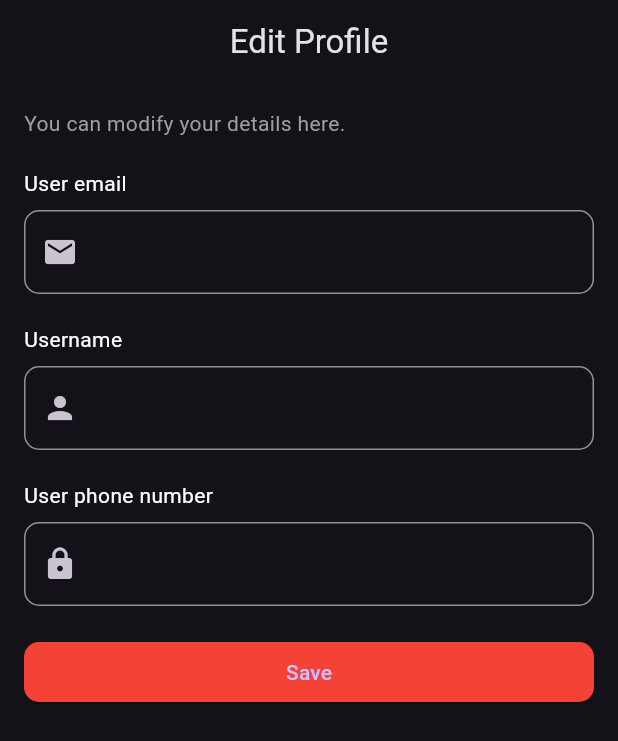
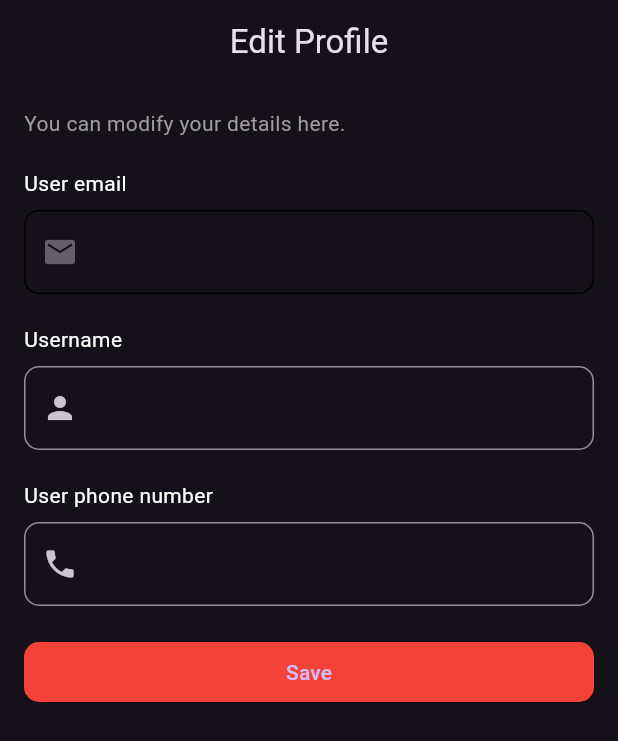
Before and after one commit to NorPeK/Baserahapp, a Flutter app: the EditProfilePage screen opened by its route, after a tap on "Save", after a tap on "Edit Profile", on a phone screen of 412 x 824 dp. Shown: the top 741 px of the screen. Run offline on Flutter 3.47's test engine with Material 3 defaults, Android fonts, the phone set to English and light mode, and no system bars; our stand-ins replace cloud_firestore, firebase_auth, firebase_core; accounts and stored records are empty; network calls fail.

```diff
--- a/lib/editProfile.dart
+++ b/lib/editProfile.dart
@@ -1,7 +1,40 @@
 import 'package:flutter/material.dart';
+import 'package:cloud_firestore/cloud_firestore.dart';
+import 'package:firebase_auth/firebase_auth.dart';
 
-class EditProfilePage extends StatelessWidget {
+class EditProfilePage extends StatefulWidget {
   const EditProfilePage({super.key});
+
+  @override
+  _EditProfilePageState createState() => _EditProfilePageState();
+}
+
+class _EditProfilePageState extends State<EditProfilePage> {
+  final FirebaseAuth _auth = FirebaseAuth.instance;
+  final FirebaseFirestore _firestore = FirebaseFirestore.instance;
+  final TextEditingController _emailController = TextEditingController();
+  final TextEditingController _usernameController = TextEditingController();
+  final TextEditingController _phoneNumberController = TextEditingController();
+
+  @override
+  void initState() {
+    super.initState();
+    _loadUserData();
+  }
+
+  Future<void> _loadUserData() async {
+    final User? user = _auth.currentUser;
+    if (user != null) {
+      final DocumentSnapshot userDoc = await _firestore.collection('users').doc(user.uid).get();
+      if (userDoc.exists) {
+        setState(() {
+          _emailController.text = user.email ?? '';
+          _usernameController.text = userDoc.get('name') ?? '';
+          _phoneNumberController.text = userDoc.get('phoneNumber') ?? '';
+        });
+      }
+    }
+  }
 
   @override
   Widget build(BuildContext context) {
@@ -27,13 +60,22 @@ class EditProfilePage extends StatelessWidget {
             ),
             const SizedBox(height: 8),
             TextField(
+              controller: _emailController,
+              enabled: false, // This makes the field uneditable
               decoration: InputDecoration(
                 prefixIcon: const Icon(Icons.email),
                 border: OutlineInputBorder(
                   borderRadius: BorderRadius.circular(10),
                 ),
+                //filled: true, // To show a background color indicating it's disabled
+                //fillColor: Colors.grey[300], // Background color
+                disabledBorder: OutlineInputBorder(
+                  //borderSide: const BorderSide(color: Colors.grey), // Border color when disabled
+                  borderRadius: BorderRadius.circular(10),
+                ),
               ),
             ),
+
             const SizedBox(height: 20),
             const Text(
               'Username',
@@ -41,7 +83,7 @@ class EditProfilePage extends StatelessWidget {
             ),
             const SizedBox(height: 8),
             TextField(
-              obscureText: true,
+              controller: _usernameController,
               decoration: InputDecoration(
                 prefixIcon: const Icon(Icons.person),
                 border: OutlineInputBorder(
@@ -56,9 +98,9 @@ class EditProfilePage extends StatelessWidget {
             ),
             const SizedBox(height: 8),
             TextField(
-              obscureText: true,
+              controller: _phoneNumberController,
               decoration: InputDecoration(
-                prefixIcon: const Icon(Icons.lock),
+                prefixIcon: const Icon(Icons.phone),
                 border: OutlineInputBorder(
                   borderRadius: BorderRadius.circular(10),
                 ),
@@ -68,9 +110,7 @@ class EditProfilePage extends StatelessWidget {
             SizedBox(
               width: double.infinity,
               child: ElevatedButton(
-                onPressed: () {
-                  Navigator.pushReplacementNamed(context, '/profile');
-                },
+                onPressed: _saveUserData,
                 style: ElevatedButton.styleFrom(
                   backgroundColor: Colors.red,
                   shape: RoundedRectangleBorder(
@@ -85,4 +125,15 @@ class EditProfilePage extends StatelessWidget {
       ),
     );
   }
+
+  Future<void> _saveUserData() async {
+    final User? user = _auth.currentUser;
+    if (user != null) {
+      await _firestore.collection('users').doc(user.uid).update({
+        'name': _usernameController.text,
+        'phoneNumber': _phoneNumberController.text,
+      });
+      Navigator.pushReplacementNamed(context, '/profile');
+    }
+  }
 }
```
Also changed, not shown: lib/login.dart (+15 -13 lines).
